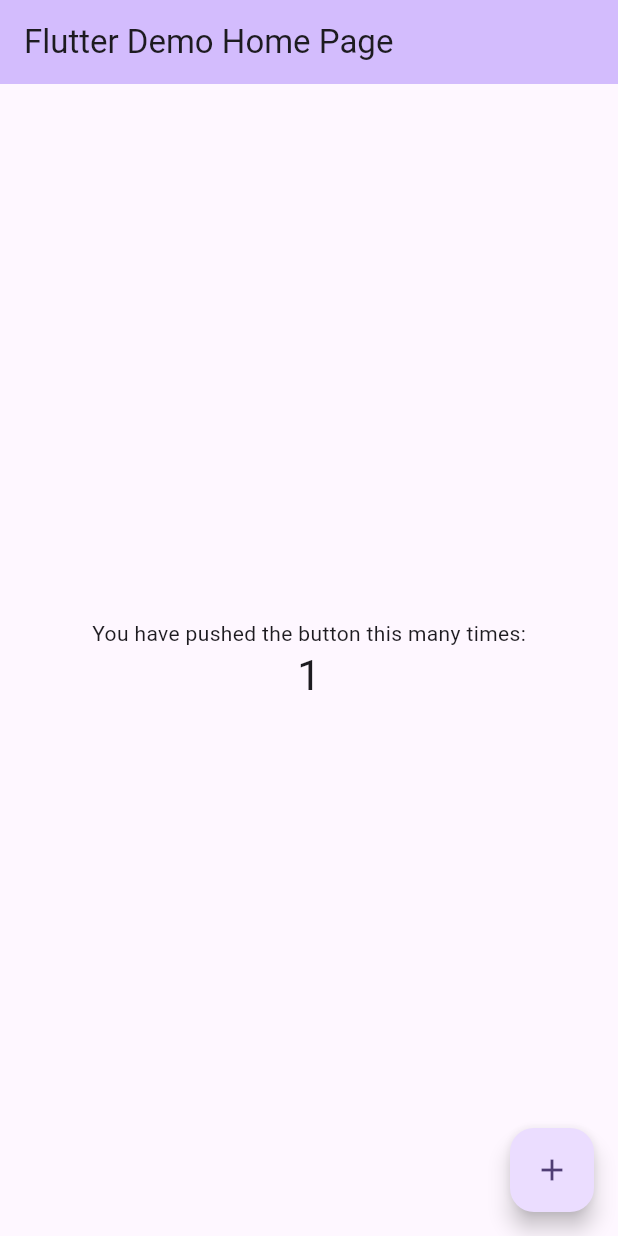
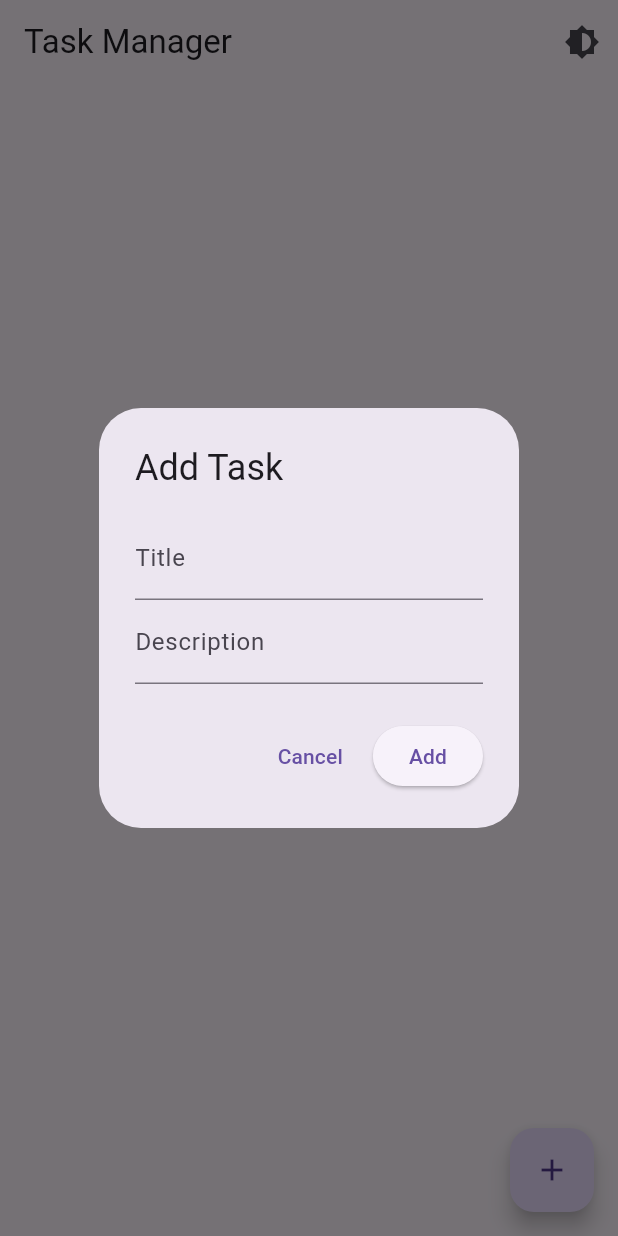
Before and after one commit to vedant6646/app_demo, a Flutter app: the screen it shows after launch, after a tap on the "add" icon, on a phone screen of 412 x 824 dp. Run offline on Flutter 3.47's test engine with Material 3 defaults, Android fonts, the phone set to English and light mode, and no system bars; our stand-ins replace flutter_riverpod, hive, hive_flutter, sqflite; accounts and stored records are empty.

Commit message:
add code

```diff
--- /dev/null
+++ b/lib/Models/task.dart
@@ -0,0 +1,35 @@
+class Task {
+  final int id;
+  final String title;
+  final String description;
+  final bool isCompleted;
+  final DateTime dueDate;
+
+  Task({
+    required this.id,
+    required this.title,
+    required this.description,
+    required this.isCompleted,
+    required this.dueDate,
+  });
+
+  factory Task.fromMap(Map<String, dynamic> map) {
+    return Task(
+      id: map['id'],
+      title: map['title'],
+      description: map['description'],
+      isCompleted: map['isCompleted'] == 1,
+      dueDate: DateTime.parse(map['dueDate']),
+    );
+  }
+
+  Map<String, dynamic> toMap() {
+    return {
+      'id': id,
+      'title': title,
+      'description': description,
+      'isCompleted': isCompleted ? 1 : 0,
+      'dueDate': dueDate.toIso8601String(),
+    };
+  }
+}
--- /dev/null
+++ b/lib/Providers/task_provider.dart
@@ -0,0 +1,15 @@
+import 'package:flutter/material.dart';
+import 'package:flutter_riverpod/flutter_riverpod.dart';
+
+// Add a StateNotifierProvider for theme
+final themeProvider = StateNotifierProvider<ThemeNotifier, ThemeMode>(
+      (ref) => ThemeNotifier(),
+);
+
+class ThemeNotifier extends StateNotifier<ThemeMode> {
+  ThemeNotifier() : super(ThemeMode.light);
+
+  void toggleTheme(ThemeMode mode) {
+    state = mode;
+  }
+}
--- /dev/null
+++ b/lib/Providers/theme_provider.dart
@@ -0,0 +1,14 @@
+import 'package:flutter/material.dart';
+import 'package:flutter_riverpod/flutter_riverpod.dart';
+
+final themeProvider = StateNotifierProvider<ThemeNotifier, ThemeMode>(
+      (ref) => ThemeNotifier(),
+);
+
+class ThemeNotifier extends StateNotifier<ThemeMode> {
+  ThemeNotifier() : super(ThemeMode.light);
+
+  void toggleTheme() {
+    state = state == ThemeMode.light ? ThemeMode.dark : ThemeMode.light;
+  }
+}
--- /dev/null
+++ b/lib/Services/database_services.dart
@@ -0,0 +1,52 @@
+import 'package:demo/Models/task.dart';
+import 'package:sqflite/sqflite.dart';
+import 'package:path/path.dart';
+
+
+class DatabaseService {
+  static Database? _database;
+
+  Future<Database> get database async {
+    if (_database != null) return _database!;
+    _database = await _initDB();
+    return _database!;
+  }
+
+  Future<Database> _initDB() async {
+    String path = join(await getDatabasesPath(), 'tasks.db');
+    return await openDatabase(path, version: 1, onCreate: _createDB);
+  }
+
+  Future<void> _createDB(Database db, int version) async {
+    await db.execute('''
+      CREATE TABLE tasks (
+        id INTEGER PRIMARY KEY AUTOINCREMENT,
+        title TEXT,
+        description TEXT,
+        date TEXT,
+        isCompleted INTEGER
+      )
+    ''');
+  }
+
+  Future<void> insertTask(Task task) async {
+    final db = await database;
+    await db.insert('tasks', task.toMap());
+  }
+
+  Future<List<Task>> fetchTasks() async {
+    final db = await database;
+    final maps = await db.query('tasks');
+    return maps.map((map) => Task.fromMap(map)).toList();
+  }
+
+  Future<void> updateTask(Task task) async {
+    final db = await database;
+    await db.update('tasks', task.toMap(), where: 'id = ?', whereArgs: [task.id]);
+  }
+
+  Future<void> deleteTask(int id) async {
+    final db = await database;
+    await db.delete('tasks', where: 'id = ?', whereArgs: [id]);
+  }
+}
--- /dev/null
+++ b/lib/View/task_list_view.dart
@@ -0,0 +1,175 @@
+import 'package:demo/Models/task.dart';
+import 'package:flutter/cupertino.dart';
+import 'package:flutter/material.dart';
+import 'package:flutter_riverpod/flutter_riverpod.dart';
+
+import '../Providers/task_provider.dart';
+import '../ViewModel/task_view_model.dart';
+
+class TaskListView extends ConsumerWidget {
+  @override
+  Widget build(BuildContext context, WidgetRef ref) {
+    final tasks = ref.watch(taskProvider);
+
+    return Scaffold(
+      appBar: AppBar(
+        title: Text('Task Manager'),
+        actions: [
+          IconButton(
+            icon: Icon(Icons.brightness_6),
+            onPressed: () {
+              final brightness = Theme.of(context).brightness;
+              final themeMode = brightness == Brightness.light
+                  ? ThemeMode.dark
+                  : ThemeMode.light;
+              // Implement Theme Change
+              ref.read(themeProvider.notifier).toggleTheme(themeMode);
+            },
+          )
+        ],
+      ),
+      body: ListView.builder(
+        itemCount: tasks.length,
+        itemBuilder: (context, index) {
+          final task = tasks[index];
+
+          return ListTile(
+            title: Text(task.title),
+            subtitle: Text(task.description),
+            trailing: Row(
+              mainAxisSize: MainAxisSize.min,
+              children: [
+                Checkbox(
+                  value: task.isCompleted,
+                  onChanged: (value) {
+                    ref.read(taskProvider.notifier).updateTask(
+                      Task(
+                        id: task.id,
+                        title: task.title,
+                        description: task.description,
+                        isCompleted: value!,
+                        dueDate: task.dueDate,
+                      ),
+                    );
+                  },
+                ),
+                IconButton(
+                  icon: Icon(Icons.edit),
+                  onPressed: () {
+                    _showEditTaskDialog(context, ref, task);
+                  },
+                ),
+                IconButton(
+                  icon: Icon(Icons.delete),
+                  onPressed: () {
+                    ref.read(taskProvider.notifier).deleteTask(index.toInt());
+                  },
+                ),
+              ],
+            ),
+          );
+        },
+      ),
+      floatingActionButton: FloatingActionButton(
+        onPressed: () {
+          _showAddTaskDialog(context, ref);
+        },
+        child: Icon(Icons.add),
+      ),
+    );
+  }
+
+  void _showAddTaskDialog(BuildContext context, WidgetRef ref) {
+    final titleController = TextEditingController();
+    final descriptionController = TextEditingController();
+
+    showDialog(
+      context: context,
+      builder: (context) {
+        return AlertDialog(
+          title: Text('Add Task'),
+          content: Column(
+            mainAxisSize: MainAxisSize.min,
+            children: [
+              TextField(
+                controller: titleController,
+                decoration: InputDecoration(labelText: 'Title'),
+              ),
+              TextField(
+                controller: descriptionController,
+                decoration: InputDecoration(labelText: 'Description'),
+              ),
+            ],
+          ),
+          actions: [
+            TextButton(
+              onPressed: () => Navigator.of(context).pop(),
+              child: Text('Cancel'),
+            ),
+            ElevatedButton(
+              onPressed: () {
+                final task = Task(
+                  id: 0,
+                  title: titleController.text,
+                  description: descriptionController.text,
+                  isCompleted: false,
+                  dueDate: DateTime.now(),
+                );
+                ref.read(taskProvider.notifier).addTask(task);
+                Navigator.of(context).pop();
+              },
+              child: Text('Add'),
+            ),
+          ],
+        );
+      },
+    );
+  }
+
+  void _showEditTaskDialog(BuildContext context, WidgetRef ref, Task task) {
+    final titleController = TextEditingController(text: task.title);
+    final descriptionController = TextEditingController(text: task.description);
+
+    showDialog(
+      context: context,
+      builder: (context) {
+        return AlertDialog(
+          title: Text('Edit Task'),
+          content: Column(
+            mainAxisSize: MainAxisSize.min,
+            children: [
+              TextField(
+                controller: titleController,
+                decoration: InputDecoration(labelText: 'Title'),
+              ),
+              TextField(
+                controller: descriptionController,
+                decoration: InputDecoration(labelText: 'Description'),
+              ),
+            ],
+          ),
+          actions: [
+            TextButton(
+              onPressed: () => Navigator.of(context).pop(),
+              child: Text('Cancel'),
+            ),
+            ElevatedButton(
+              onPressed: () {
+                final updatedTask = Task(
+                  id: task.id,
+                  title: titleController.text,
+                  description: descriptionController.text,
+                  isCompleted: task.isCompleted,
+                  dueDate: task.dueDate,
+                );
+                ref.read(taskProvider.notifier).updateTask(updatedTask);
+                Navigator.of(context).pop();
+              },
+              child: Text('Update'),
+            ),
+          ],
+        );
+      },
+    );
+  }
+}
--- /dev/null
+++ b/lib/ViewModel/task_view_model.dart
@@ -0,0 +1,31 @@
+import 'package:demo/Models/task.dart';
+import 'package:flutter_riverpod/flutter_riverpod.dart';
+
+import '../services/task_database.dart';
+
+class TaskNotifier extends StateNotifier<List<Task>> {
+  TaskNotifier() : super([]);
+
+  Future<void> loadTasks() async {
+    state = await TaskDatabase.instance.getTasks();
+  }
+
+  Future<void> addTask(Task task) async {
+    await TaskDatabase.instance.insertTask(task);
+    loadTasks();
+  }
+
+  Future<void> updateTask(Task task) async {
+    await TaskDatabase.instance.updateTask(task);
+    loadTasks();
+  }
+
+  Future<void> deleteTask(int id) async {
+    await TaskDatabase.instance.deleteTask(id);
+    loadTasks();
+  }
+}
+
+final taskProvider = StateNotifierProvider<TaskNotifier, List<Task>>((ref) {
+  return TaskNotifier();
+});
--- a/lib/main.dart
+++ b/lib/main.dart
@@ -1,125 +1,25 @@
+import 'package:flutter/cupertino.dart';
 import 'package:flutter/material.dart';
+import 'package:flutter_riverpod/flutter_riverpod.dart';
+
+import 'Providers/task_provider.dart';
+import 'View/task_list_view.dart';
 
 void main() {
-  runApp(const MyApp());
+  runApp(ProviderScope(child: MyApp()));
 }
 
-class MyApp extends StatelessWidget {
-  const MyApp({super.key});
+class MyApp extends ConsumerWidget {
+  @override
+  Widget build(BuildContext context, WidgetRef ref) {
+    final themeMode = ref.watch(themeProvider);
 
-  // This widget is the root of your application.
-  @override
-  Widget build(BuildContext context) {
     return MaterialApp(
-      title: 'Flutter Demo',
-      theme: ThemeData(
-        // This is the theme of your application.
-        //
-        // TRY THIS: Try running your application with "flutter run". You'll see
-        // the application has a purple toolbar. Then, without quitting the app,
-        // try changing the seedColor in the colorScheme below to Colors.green
-        // and then invoke "hot reload" (save your changes or press the "hot
-        // reload" button in a Flutter-supported IDE, or press "r" if you used
-        // the command line to start the app).
-        //
-        // Notice that the counter didn't reset back to zero; the application
-        // state is not lost during the reload. To reset the state, use hot
-        // restart instead.
-        //
-        // This works for code too, not just values: Most code changes can be
-        // tested with just a hot reload.
-        colorScheme: ColorScheme.fromSeed(seedColor: Colors.deepPurple),
-        useMaterial3: true,
-      ),
-      home: const MyHomePage(title: 'Flutter Demo Home Page'),
+      title: 'Task Manager',
+      theme: ThemeData.light(),
+      darkTheme: ThemeData.dark(),
+      themeMode: themeMode, // Apply the theme mode from provider
+      home: TaskListView(),
     );
   }
 }
-
-class MyHomePage extends StatefulWidget {
-  const MyHomePage({super.key, required this.title});
-
-  // This widget is the home page of your application. It is stateful, meaning
-  // that it has a State object (defined below) that contains fields that affect
-  // how it looks.
-
-  // This class is the configuration for the state. It holds the values (in this
-  // case the title) provided by the parent (in this case the App widget) and
-  // used by the build method of the State. Fields in a Widget subclass are
-  // always marked "final".
-
-  final String title;
-
-  @override
-  State<MyHomePage> createState() => _MyHomePageState();
-}
-
-class _MyHomePageState extends State<MyHomePage> {
-  int _counter = 0;
-
-  void _incrementCounter() {
-    setState(() {
-      // This call to setState tells the Flutter framework that something has
-      // changed in this State, which causes it to rerun the build method below
-      // so that the display can reflect the updated values. If we changed
-      // _counter without calling setState(), then the build method would not be
-      // called again, and so nothing would appear to happen.
-      _counter++;
-    });
-  }
-
-  @override
-  Widget build(BuildContext context) {
-    // This method is rerun every time setState is called, for instance as done
-    // by the _incrementCounter method above.
-    //
-    // The Flutter framework has been optimized to make rerunning build methods
-    // fast, so that you can just rebuild anything that needs updating rather
-    // than having to individually change instances of widgets.
-    return Scaffold(
-      appBar: AppBar(
-        // TRY THIS: Try changing the color here to a specific color (to
-        // Colors.amber, perhaps?) and trigger a hot reload to see the AppBar
-        // change color while the other colors stay the same.
-        backgroundColor: Theme.of(context).colorScheme.inversePrimary,
-        // Here we take the value from the MyHomePage object that was created by
-        // the App.build method, and use it to set our appbar title.
-        title: Text(widget.title),
-      ),
-      body: Center(
-        // Center is a layout widget. It takes a single child and positions it
-        // in the middle of the parent.
-        child: Column(
-          // Column is also a layout widget. It takes a list of children and
-          // arranges them vertically. By default, it sizes itself to fit its
-          // children horizontally, and tries to be as tall as its parent.
-          //
-          // Column has various properties to control how it sizes itself and
-          // how it positions its children. Here we use mainAxisAlignment to
-          // center the children vertically; the main axis here is the vertical
-          // axis because Columns are vertical (the cross axis would be
-          // horizontal).
-          //
-          // TRY THIS: Invoke "debug painting" (choose the "Toggle Debug Paint"
-          // action in the IDE, or press "p" in the console), to see the
-          // wireframe for each widget.
-          mainAxisAlignment: MainAxisAlignment.center,
-          children: <Widget>[
-            const Text(
-              'You have pushed the button this many times:',
-            ),
-            Text(
-              '$_counter',
-              style: Theme.of(context).textTheme.headlineMedium,
-            ),
-          ],
-        ),
-      ),
-      floatingActionButton: FloatingActionButton(
-        onPressed: _incrementCounter,
-        tooltip: 'Increment',
-        child: const Icon(Icons.add),
-      ), // This trailing comma makes auto-formatting nicer for build methods.
-    );
-  }
-}
```
Also changed, not shown: lib/Models/preferences.dart (added, +22 -0 lines), lib/Models/user_preferences_model.dart (added, +20 -0 lines), lib/Providers/preferences_provider.dart (added, +9 -0 lines), lib/Services/hive_services.dart (added, +17 -0 lines), lib/Services/preference_service.dart (added, +19 -0 lines), lib/Services/task_database.dart (added, +68 -0 lines), lib/ViewModel/preferences_view_model.dart (added, +34 -0 lines), lib/ViewModel/user_preferences_view_model.dart (added, +18 -0 lines), lib/responsive_layout.dart (added, +21 -0 lines), pubspec.yaml (+7 -0 lines), pubspec.lock, 4 other files.
